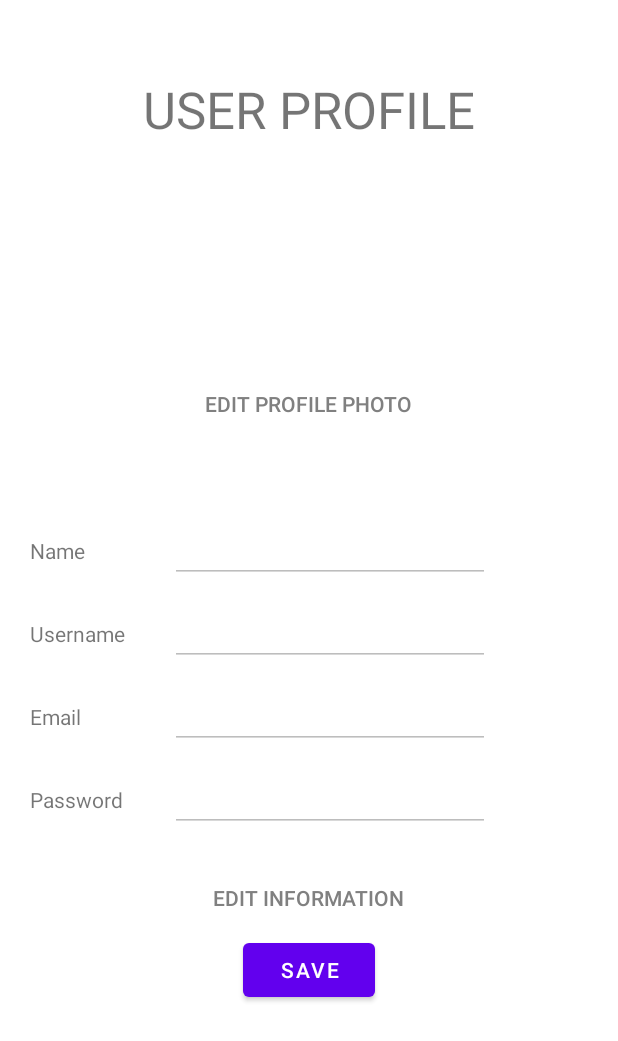
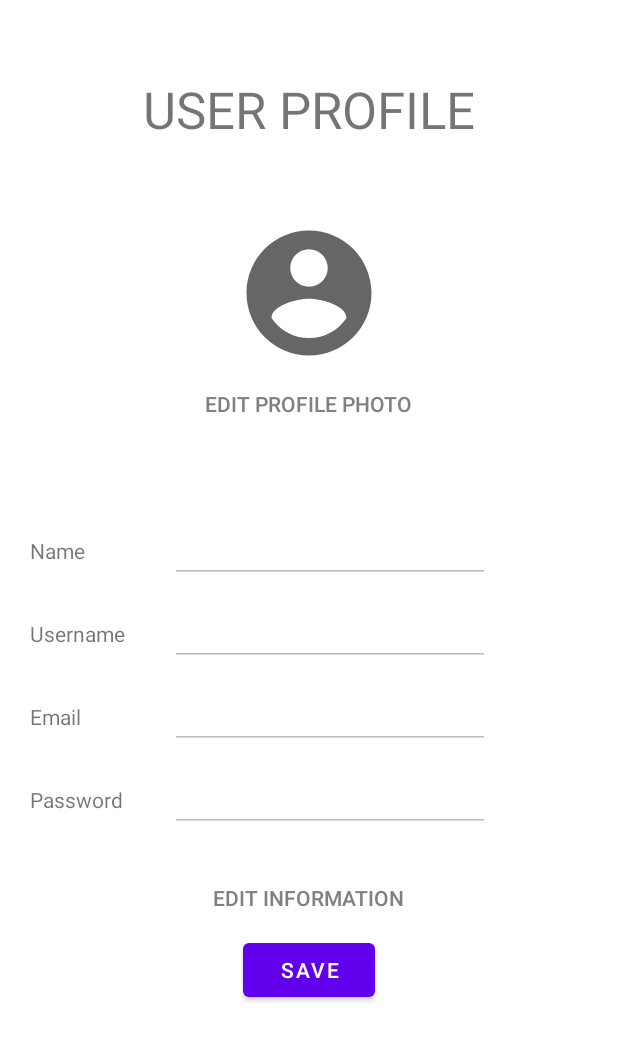
Before and after one commit to nicolenliang/s2udy, an Android app: the ProfileActivity screen opened directly, with no data from a screen before it, on a phone screen of 412 x 824 dp. Shown: the top 1041 px of the screen. Run offline under Robolectric (Android 15) with nearby library versions, the phone set to English and light mode, and no system bars; libraries missing offline, so code that uses them is left out: com.parse; pictures from the network do not load; 9 statements that could not run were skipped.

Commit message:
set default profile pic

```diff
--- a/app/src/main/res/layout/activity_profile.xml
+++ b/app/src/main/res/layout/activity_profile.xml
@@ -24,7 +24,7 @@
         android:layout_below="@+id/tvTitle"
         android:layout_centerHorizontal="true"
         android:layout_marginTop="50dp"
-        tools:srcCompat="@tools:sample/avatars" />
+        app:srcCompat="@drawable/ic_baseline_account_circle" />
 
     <Button
         android:id="@+id/btnProfile"
```
